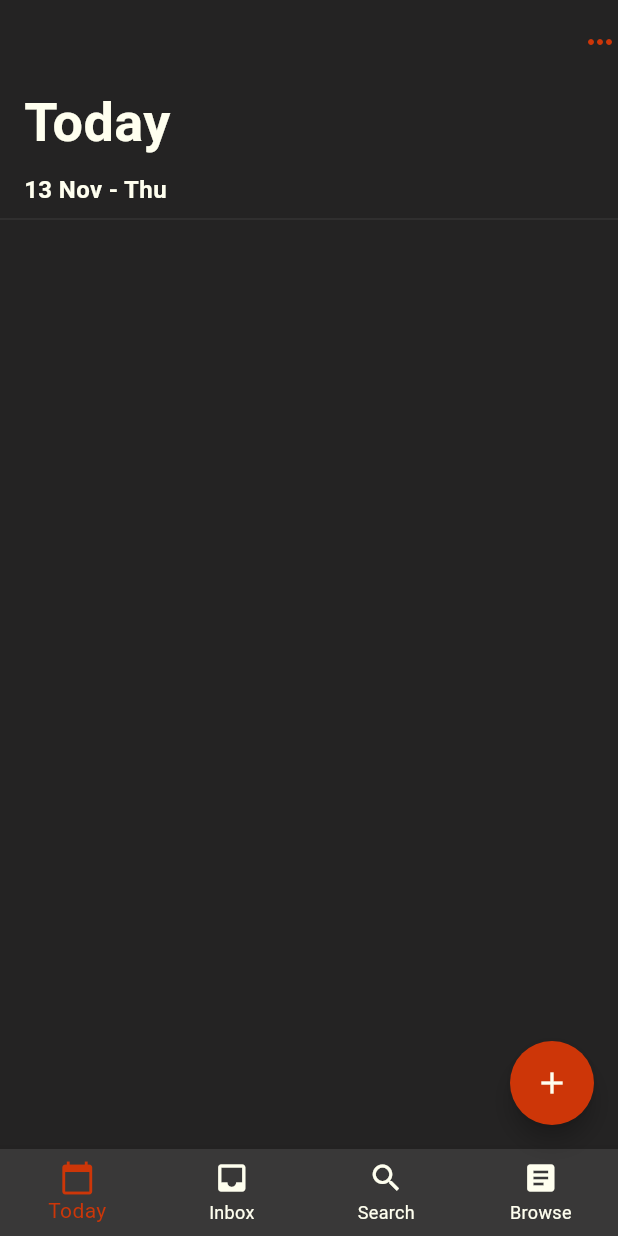
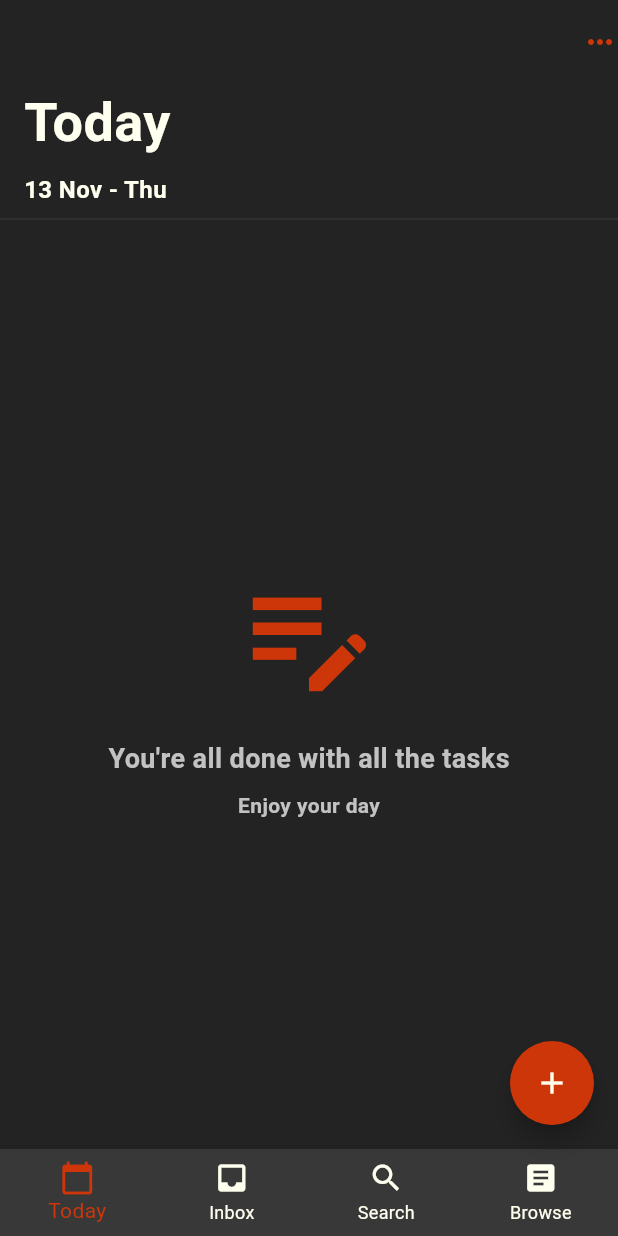
Before and after one commit to qyupaww/todolist-app, a Flutter app: the screen it shows after launch, on a phone screen of 412 x 824 dp. Run offline on Flutter 3.47's test engine with Material 3 defaults, Android fonts, the phone set to English and light mode, and no system bars; our stand-ins replace flutter_bloc, shared_preferences.

Commit message:
feat: add empty state

```diff
--- a/lib/home_screen.dart
+++ b/lib/home_screen.dart
@@ -4,6 +4,7 @@ import 'extension.dart';
 import 'package:todolist_app/widgets/tile_widget.dart';
 import 'constants.dart';
 import 'services/bloc/bloc.dart';
+import 'widgets/empty_widget.dart';
 
 class TodoHomeScreen extends StatefulWidget {
   const TodoHomeScreen({super.key});
@@ -58,6 +59,9 @@ class _TodoHomeScreenState extends State<TodoHomeScreen> {
             child: BlocBuilder<TodoBloc, TodoState>(
               builder: (context, state) {
                 final todos = state.todos;
+                if (state.status == TodoStatus.empty) {
+                  return const TodoEmptyWidget();
+                } else if (state.status == TodoStatus.loaded) {
                   return ListView.builder(
                     padding: const EdgeInsets.symmetric(horizontal: 16),
                     itemBuilder: (context, index) {
@@ -78,6 +82,9 @@ class _TodoHomeScreenState extends State<TodoHomeScreen> {
                     },
                     itemCount: todos.length,
                   );
+                } else {
+                  return const SizedBox();
+                }
               },
             ),
           ),
--- /dev/null
+++ b/lib/widgets/empty_widget.dart
@@ -0,0 +1,40 @@
+import 'package:flutter/material.dart';
+
+import '../constants.dart';
+
+class TodoEmptyWidget extends StatelessWidget {
+  const TodoEmptyWidget({super.key});
+
+  @override
+  Widget build(BuildContext context) {
+    return Container(
+      padding: const EdgeInsets.symmetric(horizontal: 24),
+      width: double.infinity,
+      child: const Column(
+        mainAxisAlignment: MainAxisAlignment.center,
+        crossAxisAlignment: CrossAxisAlignment.center,
+        children: [
+          Icon(Icons.edit_note, size: 100, color: ColorPallete.red),
+          SizedBox(height: 20),
+          Text(
+            "You're all done with all the tasks",
+            style: TextStyle(
+              color: ColorPallete.grey,
+              fontSize: 18,
+              fontWeight: FontWeight.bold,
+            ),
+          ),
+          SizedBox(height: 8),
+          Text(
+            "Enjoy your day",
+            style: TextStyle(
+              color: ColorPallete.grey,
+              fontSize: 14,
+              fontWeight: FontWeight.bold,
+            ),
+          ),
+        ],
+      ),
+    );
+  }
+}
```
Lines whose indentation alone changed are shown as unchanged.
